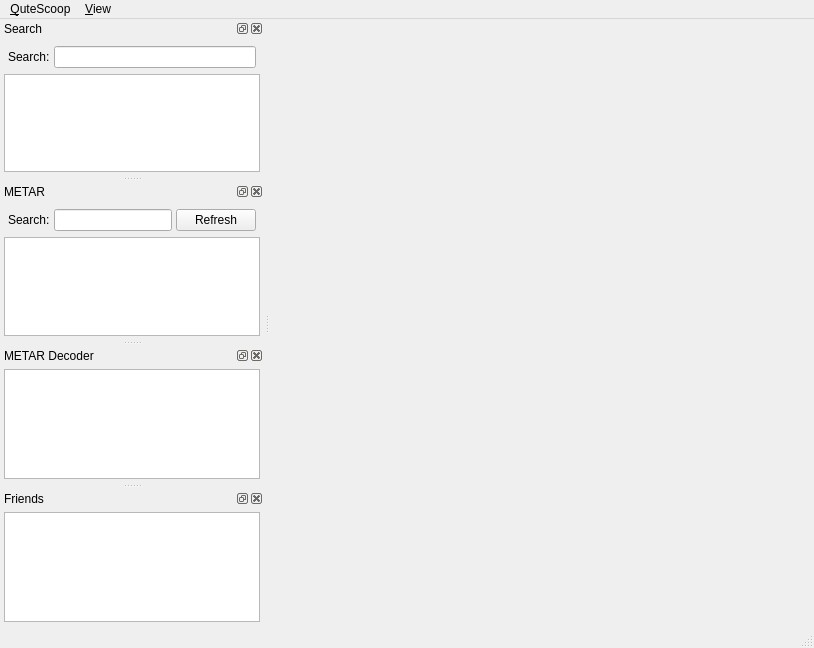
Before: the Qt Designer form branches/jonas_unstable/QuteScoop/gui/MainWindow.ui in qutescoop/qutescoop, drawn with Qt 5.
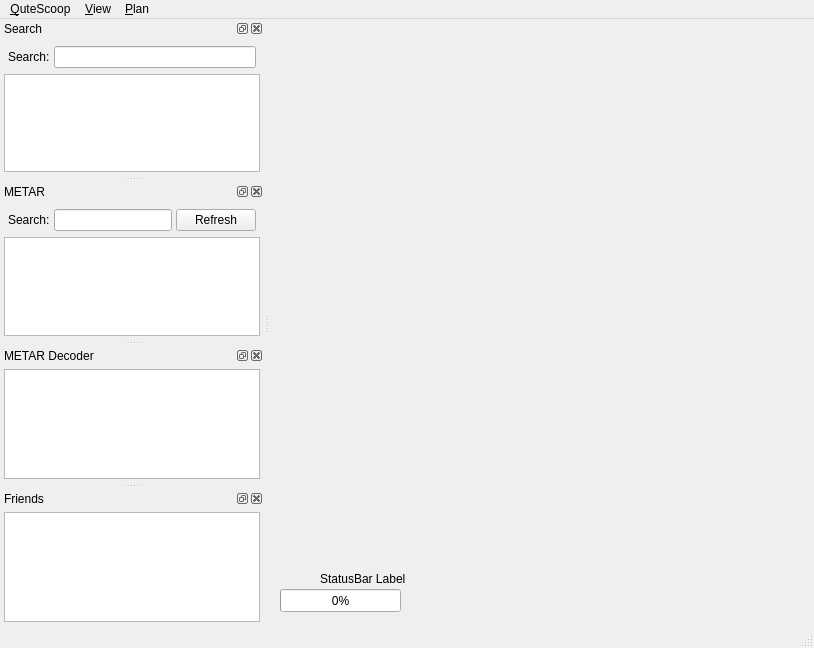
After: the same form once the commit is applied.

Commit message:
added: * PlanFlightDialog to get routes from the net (not functional yet)
fixed:
* statusbar held only temporary messages. Added Window::setStatusText() and setProgressBar() with widgets to permanently show something.

Patch:
```diff
--- a/branches/jonas_unstable/QuteScoop/gui/MainWindow.ui
+++ b/branches/jonas_unstable/QuteScoop/gui/MainWindow.ui
@@ -13,7 +13,37 @@
   <property name="windowTitle">
    <string>QuteScoop</string>
   </property>
-  <widget class="QWidget" name="centralwidget"/>
+  <property name="dockNestingEnabled">
+   <bool>true</bool>
+  </property>
+  <widget class="QWidget" name="centralwidget">
+   <widget class="QLabel" name="lblStatus">
+    <property name="geometry">
+     <rect>
+      <x>50</x>
+      <y>550</y>
+      <width>111</width>
+      <height>20</height>
+     </rect>
+    </property>
+    <property name="text">
+     <string>StatusBar Label</string>
+    </property>
+   </widget>
+   <widget class="QProgressBar" name="progressBar">
+    <property name="geometry">
+     <rect>
+      <x>10</x>
+      <y>570</y>
+      <width>121</width>
+      <height>23</height>
+     </rect>
+    </property>
+    <property name="value">
+     <number>0</number>
+    </property>
+   </widget>
+  </widget>
   <widget class="QMenuBar" name="menubar">
    <property name="geometry">
     <rect>
@@ -53,8 +83,18 @@
     <addaction name="actionRememberPosition"/>
     <addaction name="actionDisplayAllFirs"/>
    </widget>
+   <widget class="QMenu" name="menuPlan_Flight">
+    <property name="statusTip">
+     <string notr="true"/>
+    </property>
+    <property name="title">
+     <string>&amp;Plan</string>
+    </property>
+    <addaction name="actionPlanFlight"/>
+   </widget>
    <addaction name="menuQutescoop"/>
    <addaction name="menuView"/>
+   <addaction name="menuPlan_Flight"/>
   </widget>
   <widget class="QStatusBar" name="statusbar"/>
   <widget class="QDockWidget" name="searchDock">
```
Left out of the diff: 30 changed lines with no effect on the pictures. The commit also changes 5 other files.
